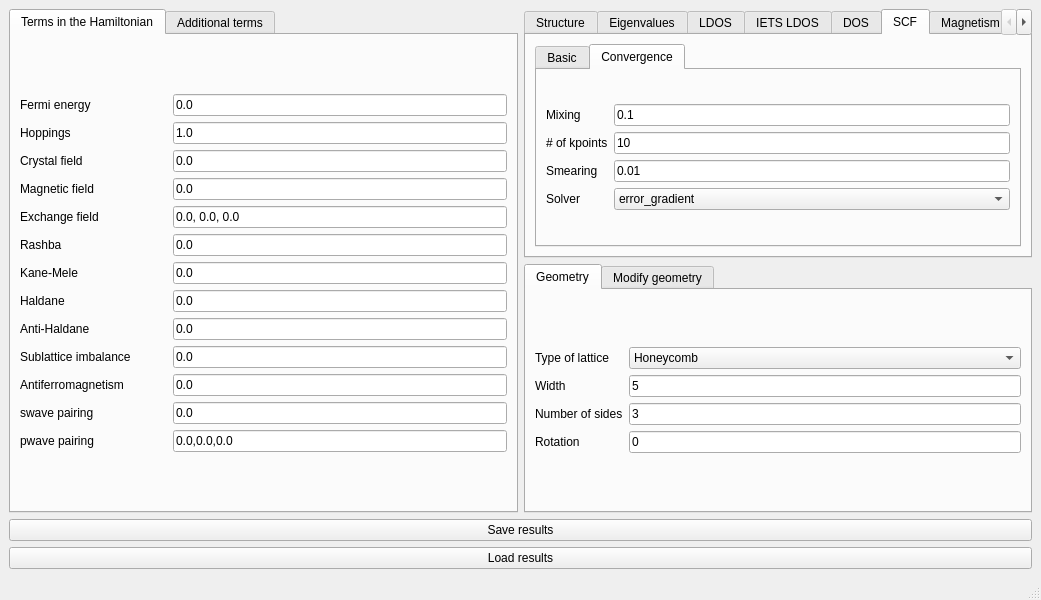
The window that interface-pyqt/0d/interface.ui (joselado/quantum-lattice) describes before a commit, drawn with Qt 5.
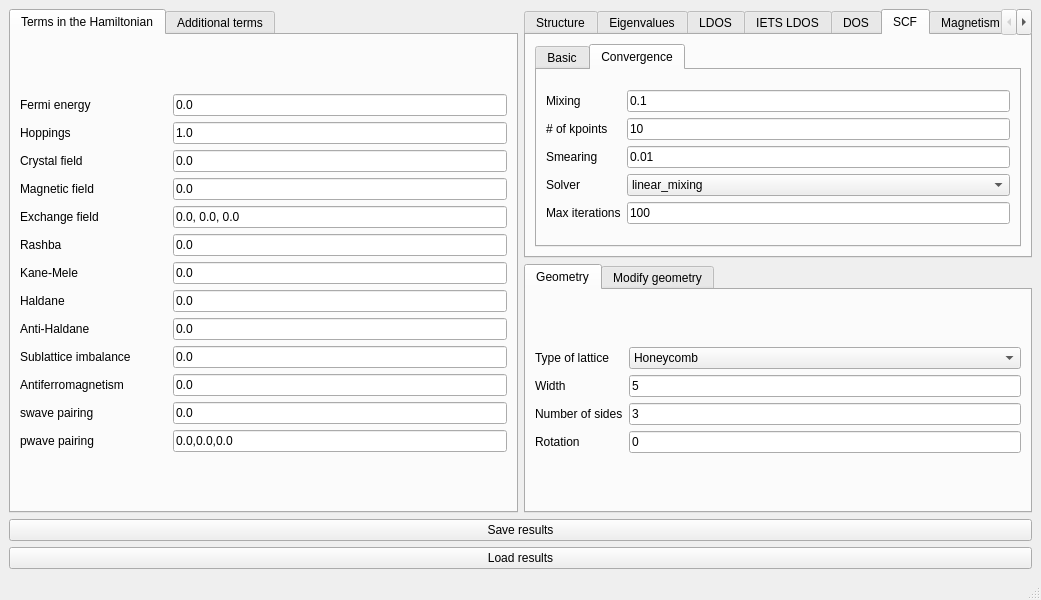
The same window after the commit. The open tabs and pages were chosen to show the change. Custom widgets are drawn as their Qt base class.

Commit message: Make linear_mixing the default SCF solver, add krylov and max iterations

Diff of the .ui file:
```diff
--- a/interface-pyqt/0d/interface.ui
+++ b/interface-pyqt/0d/interface.ui
@@ -1025,16 +1025,35 @@
                 <property name="toolTip">
                  <string>Iterative algorithm used to converge the self-consistent mean field (requires the optional jax extra; falls back to the default plain-mixing solver for a Hamiltonian with superconducting pairing)</string>
                 </property>
-                <item>
-                 <property name="text">
-                  <string>error_gradient</string>
-                 </property>
-                </item>
                 <item>
                  <property name="text">
                   <string>linear_mixing</string>
                  </property>
                 </item>
+                <item>
+                 <property name="text">
+                  <string>error_gradient</string>
+                 </property>
+                </item>
+                <item>
+                 <property name="text">
+                  <string>krylov</string>
+                 </property>
+                </item>
+               </widget>
+              </item>
+              <item row="4" column="0">
+               <widget class="BodyLabel" name="label_scf_maxite">
+                <property name="text">
+                 <string>Max iterations</string>
+                </property>
+               </widget>
+              </item>
+              <item row="4" column="1">
+               <widget class="LineEdit" name="scf_maxite">
+                <property name="text">
+                 <string>100</string>
+                </property>
                </widget>
               </item>
              </layout>
```
The commit also changes 21 other files.
